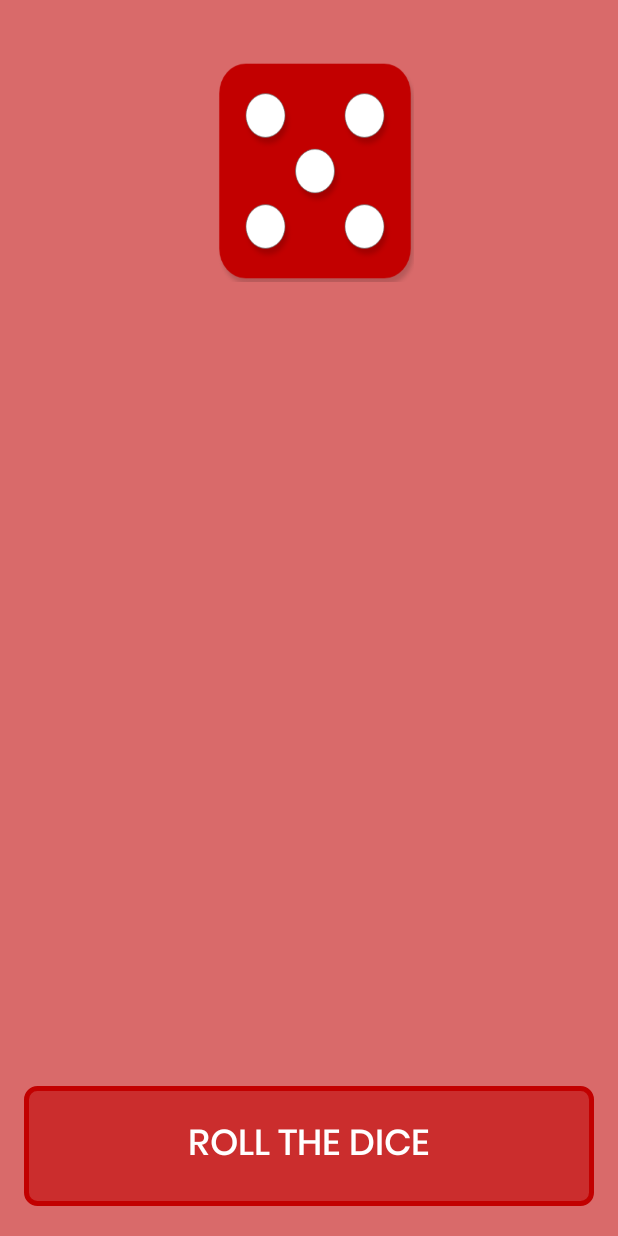
After one commit to purohit-mansi/Dice_Roller_App, an Android app: the layout activity_master.xml on its own in the app's theme, with its tools: preview values and no code run, on a phone screen of 412 x 824 dp. The commit adds this screen. Run offline under Robolectric (Android 15) with nearby library versions, the phone set to English and light mode, and no system bars.

Commit message:
Initial commit

```diff
--- a/app/src/main/AndroidManifest.xml
+++ b/app/src/main/AndroidManifest.xml
@@ -2,6 +2,7 @@
 <manifest xmlns:android="http://schemas.android.com/apk/res/android"
     package="com.mansidev.diceroller">
 
+    <uses-permission android:name="android.permission.INTERNET" />
     <application
         android:allowBackup="true"
         android:icon="@mipmap/ic_launcher"
@@ -9,8 +10,9 @@
         android:roundIcon="@drawable/round_logo"
         android:supportsRtl="true"
         android:theme="@style/Theme.DiceRoller">
+
         <activity
-            android:name=".SplashActivity"
+            android:name=".FirstActivity"
             android:exported="true"
             android:screenOrientation="portrait"
             android:theme="@style/Theme.DiceRoller.Splash"
@@ -23,6 +25,7 @@
         </activity>
         <activity
             android:name=".MasterActivity"
+            android:exported="true"
             android:screenOrientation="portrait"
             android:theme="@style/Theme.DiceRoller.Font"
             android:windowSoftInputMode="adjustPan" />
--- /dev/null
+++ b/app/src/main/java/com/mansidev/diceroller/models/DiceModel.kt
@@ -0,0 +1,3 @@
+package com.mansidev.diceroller.models
+
+class DiceModel(var diceCount: String?)
--- /dev/null
+++ b/app/src/main/res/layout/activity_master.xml
@@ -0,0 +1,185 @@
+<?xml version="1.0" encoding="utf-8"?>
+<layout>
+
+    <androidx.constraintlayout.widget.ConstraintLayout xmlns:android="http://schemas.android.com/apk/res/android"
+        xmlns:app="http://schemas.android.com/apk/res-auto"
+        xmlns:tools="http://schemas.android.com/tools"
+        android:layout_width="match_parent"
+        android:layout_height="match_parent"
+        android:background="@color/light_red"
+        tools:context=".MasterActivity">
+
+
+<!--
+        <TextView
+            android:id="@+id/tvTitle"
+            android:layout_width="match_parent"
+            android:layout_height="wrap_content"
+            android:text="Hello Mansi !!!!"
+            app:layout_constraintTop_toTopOf="parent"
+            app:layout_constraintStart_toStartOf="parent"
+            app:layout_constraintEnd_toEndOf="parent"
+            android:layout_marginTop="10dp"
+            android:textSize="@dimen/_18sdp"
+            android:gravity="center"/>
+-->
+
+        <androidx.core.widget.NestedScrollView
+            android:layout_width="match_parent"
+            android:layout_height="match_parent"
+            android:fitsSystemWindows="true"
+            android:paddingBottom="101dp">
+
+            <LinearLayout
+                android:layout_width="match_parent"
+                android:layout_height="match_parent"
+                android:layout_marginTop="16dp"
+                android:gravity="center"
+                android:orientation="vertical"
+                android:weightSum="2">
+
+                <LinearLayout
+                    android:id="@+id/llLayout1"
+                    android:layout_width="match_parent"
+                    android:layout_height="180dp"
+                    android:layout_margin="8dp"
+                    android:layout_marginTop="16dp"
+                    android:orientation="horizontal"
+                    android:visibility="visible">
+
+                    <LinearLayout
+                        android:id="@+id/lLView01"
+                        android:layout_width="match_parent"
+                        android:layout_height="match_parent"
+                        android:layout_gravity="center"
+                        android:layout_weight="1"
+                        android:gravity="center">
+
+                        <ImageView
+                            android:id="@+id/imageView01"
+                            android:layout_width="180dp"
+                            android:layout_height="180dp"
+                            android:layout_gravity="center"
+                            android:contentDescription="@string/dice_number_1"
+                            android:padding="@dimen/_16sdp"
+                            android:paddingStart="28dp"
+                            android:paddingLeft="28dp"
+                            android:paddingEnd="20dp"
+                            android:paddingRight="20dp"
+                            android:scaleType="fitXY"
+                            android:src="@drawable/dice05" />
+
+                    </LinearLayout>
+
+                    <LinearLayout
+                        android:id="@+id/lLView02"
+                        android:layout_width="match_parent"
+                        android:layout_height="match_parent"
+                        android:layout_gravity="center"
+                        android:layout_weight="1"
+                        android:gravity="center"
+                        android:visibility="gone">
+
+                        <ImageView
+                            android:id="@+id/imageView02"
+                            android:layout_width="180dp"
+                            android:layout_height="180dp"
+                            android:layout_gravity="center"
+                            android:contentDescription="@string/dice_number_1"
+                            android:padding="@dimen/_16sdp"
+                            android:paddingStart="28dp"
+                            android:paddingLeft="28dp"
+                            android:paddingEnd="20dp"
+                            android:paddingRight="20dp"
+                            android:scaleType="fitXY"
+                            android:src="@drawable/dice06" />
+
+                    </LinearLayout>
+                </LinearLayout>
+
+                <LinearLayout
+                    android:id="@+id/llLayout2"
+                    android:layout_width="match_parent"
+                    android:layout_height="180dp"
+                    android:layout_margin="8dp"
+                    android:layout_marginStart="8dp"
+                    android:layout_marginTop="10dp"
+                    android:layout_marginEnd="8dp"
+                    android:orientation="horizontal"
+                    android:visibility="gone">
+
+                    <LinearLayout
+                        android:id="@+id/lLView03"
+                        android:layout_width="match_parent"
+                        android:layout_height="match_parent"
+                        android:layout_gravity="center"
+                        android:layout_weight="1"
+                        android:gravity="center"
+                        android:visibility="gone">
+
+                        <ImageView
+                            android:id="@+id/imageView03"
+                            android:layout_width="180dp"
+                            android:layout_height="180dp"
+                            android:layout_gravity="center"
+                            android:contentDescription="@string/dice_number_1"
+                            android:padding="@dimen/_16sdp"
+                            android:paddingStart="28dp"
+                            android:paddingLeft="28dp"
+                            android:paddingEnd="20dp"
+                            android:paddingRight="20dp"
+                            android:scaleType="fitXY"
+                            android:src="@drawable/dice03" />
+
+                    </LinearLayout>
+
+                    <LinearLayout
+                        android:id="@+id/lLView04"
+                        android:layout_width="match_parent"
+                        android:layout_height="match_parent"
+                        android:layout_gravity="center"
+                        android:layout_weight="1"
+                        android:gravity="center"
+                        android:visibility="gone">
+
+                        <ImageView
+                            android:id="@+id/imageView04"
+                            android:layout_width="180dp"
+                            android:layout_height="180dp"
+                            android:layout_gravity="center"
+                            android:contentDescription="@string/dice_number_1"
+                            android:padding="@dimen/_16sdp"
+                            android:paddingStart="28dp"
+                            android:paddingLeft="28dp"
+                            android:paddingEnd="20dp"
+                            android:paddingRight="20dp"
+                            android:scaleType="fitXY"
+                            android:src="@drawable/dice04" />
+
+                    </LinearLayout>
+                </LinearLayout>
+            </LinearLayout>
+
+        </androidx.core.widget.NestedScrollView>
+
+        <Button
+            android:id="@+id/rollButton"
+            android:layout_width="match_parent"
+            android:layout_height="wrap_content"
+            android:layout_marginLeft="@dimen/_16sdp"
+            android:layout_marginRight="@dimen/_16sdp"
+            android:layout_marginBottom="@dimen/_20sdp"
+            android:background="@drawable/btn_round_cornors"
+            android:elevation="@dimen/_8sdp"
+            android:fontFamily="@font/poppins_medium"
+            android:padding="20dp"
+            android:text="@string/Roll_The_Dice"
+            android:textColor="@android:color/white"
+            android:textSize="@dimen/sp_24"
+            app:layout_constraintBottom_toBottomOf="parent"
+            app:layout_constraintEnd_toEndOf="parent"
+            app:layout_constraintStart_toStartOf="parent"
+            tools:targetApi="lollipop" />
+
+    </androidx.constraintlayout.widget.ConstraintLayout>
+</layout>
--- a/app/src/main/res/values/dimens.xml
+++ b/app/src/main/res/values/dimens.xml
@@ -1,5 +1,9 @@
 <?xml version="1.0" encoding="utf-8"?>
 <resources>
+
+    <!-- Default screen margins, per the Android Design guidelines. -->
+    <dimen name="activity_horizontal_margin">16dp</dimen>
+    <dimen name="header_margin">32dp</dimen>
 
     <dimen name="activity_vertical_margin">16dp</dimen>
     <!-- Default screen margins, per the Android Design guidelines. -->
--- a/build.gradle
+++ b/build.gradle
@@ -6,7 +6,7 @@ buildscript {
         mavenCentral()
     }
     dependencies {
-        classpath 'com.android.tools.build:gradle:7.1.2'
+        classpath 'com.android.tools.build:gradle:7.1.3'
         classpath "org.jetbrains.kotlin:kotlin-gradle-plugin:$kotlin_version"
         classpath 'com.google.gms:google-services:4.3.10'
         // NOTE: Do not place your application dependencies here; they belong
```
Also changed, not shown: app/build.gradle (+5 -10 lines), app/src/main/java/com/mansidev/diceroller/FirstActivity.kt (added, +23 -0 lines), app/src/main/java/com/mansidev/diceroller/MasterActivity.kt (+3 -11 lines), app/src/main/java/com/mansidev/diceroller/Models/DiceModel.kt (deleted, +0 -9 lines), app/src/main/java/com/mansidev/diceroller/SettingsActivity.kt (+6 -8 lines), app/src/main/java/com/mansidev/diceroller/SplashActivity.kt (deleted, +0 -35 lines), app/src/main/res/layout/activity_first.xml (added, +32 -0 lines), app/src/main/res/layout/activity_main.xml (deleted, +0 -170 lines), app/src/main/res/layout/activity_splash.xml (deleted, +0 -32 lines), gradle/wrapper/gradle-wrapper.properties, 1 other file.
